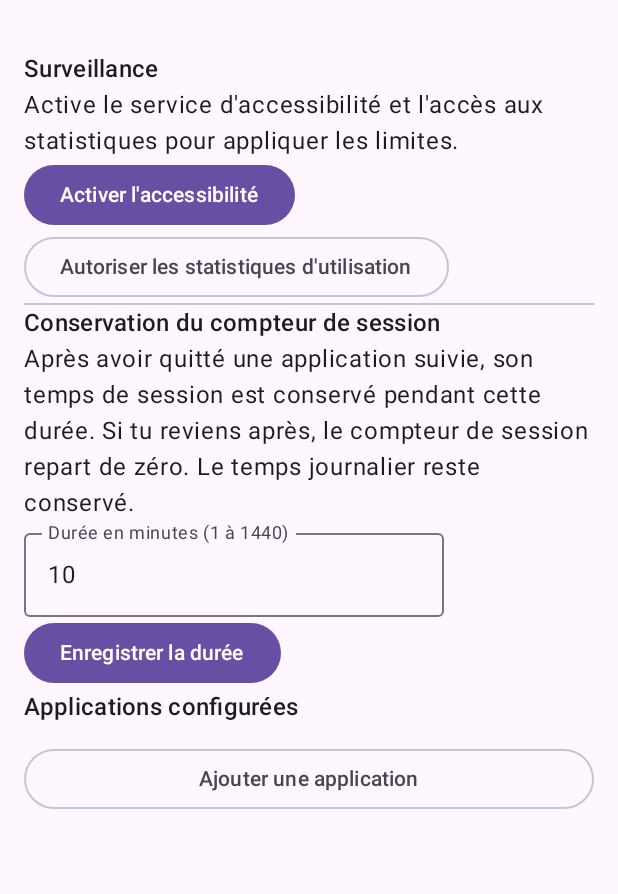
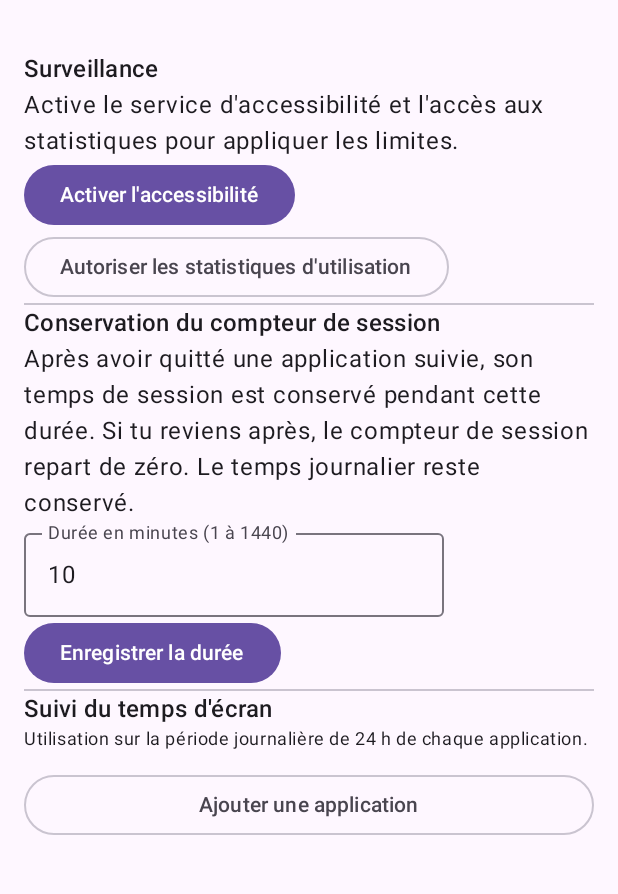
Before and after one commit to lololagrint/FocusApp, an Android app built with Jetpack Compose: the screen it shows after launch (MainActivity), on a phone screen of 412 x 824 dp, the part 69-963 px from its top. Run offline under Robolectric (Android 15) with nearby library versions, the phone set to English and light mode, and no system bars.

Commit message:
Add live per-app screen time and daily limit dashboard

```diff
--- a/app/src/main/java/fr/focuscontrol/MainActivity.kt
+++ b/app/src/main/java/fr/focuscontrol/MainActivity.kt
@@ -8,12 +8,15 @@ import android.os.Build
 import android.Manifest
 import android.content.pm.PackageManager
 import android.provider.Settings
+import android.os.SystemClock
 import androidx.activity.ComponentActivity
 import androidx.activity.compose.setContent
 import androidx.compose.foundation.layout.*
 import androidx.compose.foundation.lazy.LazyColumn
 import androidx.compose.foundation.lazy.items
 import androidx.compose.material3.*
+import fr.focuscontrol.monitor.AppMonitorService
+import kotlinx.coroutines.delay
 import androidx.compose.runtime.*
 import androidx.compose.ui.Modifier
 import androidx.compose.ui.unit.dp
@@ -39,6 +42,14 @@ private fun FocusHome(activity: MainActivity) {
     var retentionText by remember { mutableStateOf(PolicyStore.sessionRetentionMinutes(activity).toString()) }
     var showAppPicker by remember { mutableStateOf(false) }
     var appSearch by remember { mutableStateOf("") }
+    var dashboardTick by remember { mutableIntStateOf(0) }
+    // Actualise l'affichage chaque seconde pour que l'application utilisée en ce moment continue de compter.
+    LaunchedEffect(Unit) {
+        while (true) {
+            dashboardTick++
+            delay(1_000)
+        }
+    }
     val policies = remember(refresh) { PolicyStore.policies(activity) }
     val installed = remember {
         val intent = Intent(Intent.ACTION_MAIN).addCategory(Intent.CATEGORY_LAUNCHER)
@@ -82,14 +93,35 @@ private fun FocusHome(activity: MainActivity) {
                     PolicyStore.setSessionRetentionMinutes(activity, minutes)
                     retentionText = minutes.toString()
                 }) { Text("Enregistrer la durée") }
-                Text("Applications configurées", style = MaterialTheme.typography.titleMedium)
+                Divider()
+                Text("Suivi du temps d'écran", style = MaterialTheme.typography.titleMedium)
+                Text("Utilisation sur la période journalière de 24 h de chaque application.", style = MaterialTheme.typography.bodySmall)
+
             }
             items(policies, key = { it.packageName }) { p ->
+                val usage = remember(p.packageName, dashboardTick, refresh) {
+                    val now = System.currentTimeMillis()
+                    val state = PolicyStore.resetIfExpired(activity, p.packageName, now)
+                    val liveMs = if (AppMonitorService.activePackage == p.packageName &&
+                        AppMonitorService.activeSinceElapsed > 0L) {
+                        (SystemClock.elapsedRealtime() - AppMonitorService.activeSinceElapsed).coerceAtLeast(0L)
+                    } else 0L
+                    state.usedMs + liveMs
+                }
+                val limitMs = p.dailyMinutes * 60_000L
+                val progress = (usage.toFloat() / limitMs.toFloat()).coerceIn(0f, 1f)
+                val remainingMs = (limitMs - usage).coerceAtLeast(0L)
                 Card(onClick = { selected = p }, modifier = Modifier.fillMaxWidth()) {
                     Column(Modifier.padding(16.dp)) {
                         Text(p.label, style = MaterialTheme.typography.titleMedium)
-                        Text("Jour : ${if (p.dailyEnabled) "activé" else "désactivé"} • Session : ${if (p.sessionEnabled) "activée" else "désactivée"}")
-                        Text("Jour : ${p.dailyMinutes} min  •  Session : ${p.sessionMinutes} min  •  Cooldown : ${p.cooldownMinutes} min")
+                        if (p.dailyEnabled) {
+                            Text("Aujourd'hui : ${formatUsageTime(usage)} / ${p.dailyMinutes}min")
+                            LinearProgressIndicator(progress = { progress }, modifier = Modifier.fillMaxWidth())
+                            Text(if (remainingMs > 0L) "Restant : ${formatUsageTime(remainingMs)}" else "Limite journalière atteinte")
+                        } else {
+                            Text("Limite journalière désactivée • Temps utilisé : ${formatUsageTime(usage)}")
+                        }
+                        Text("Session : ${if (p.sessionEnabled) "activée" else "désactivée"} • Limite : ${p.sessionMinutes}min • Cooldown : ${p.cooldownMinutes}min", style = MaterialTheme.typography.bodySmall)
                     }
                 }
             }
@@ -196,3 +228,12 @@ private fun PolicyEditor(policy: AppPolicy, onSave: (AppPolicy) -> Unit, onDelet
         }
     }
 }
+
+
+// Formate les durées suivies en heures et minutes, sans afficher les secondes.
+private fun formatUsageTime(milliseconds: Long): String {
+    val totalMinutes = (milliseconds.coerceAtLeast(0L) / 60_000L)
+    val hours = totalMinutes / 60L
+    val minutes = totalMinutes % 60L
+    return if (hours > 0L) "${hours}h ${minutes}min" else "${minutes}min"
+}
```
